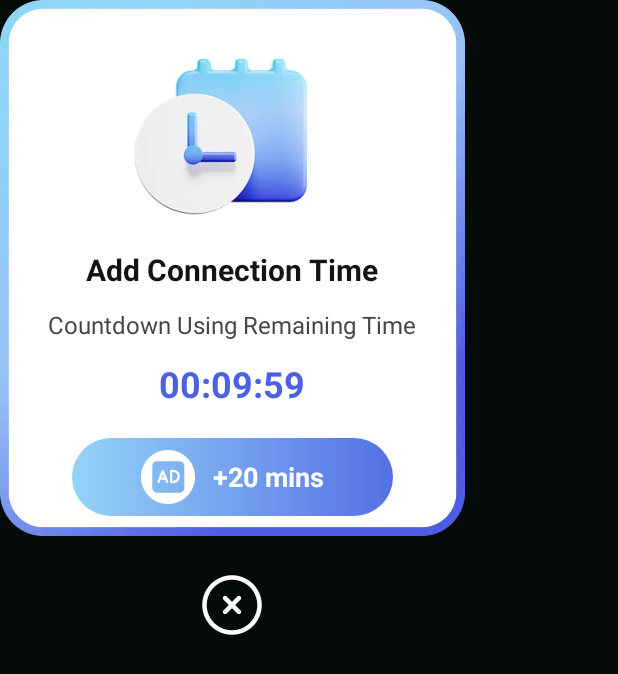
After one commit to ZLdeSpirit/StarKnight, an Android app: the layout sk_dialog_add_time.xml on its own in the app's theme, with its tools: preview values and no code run, on a phone screen of 412 x 824 dp. The commit adds this screen. Shown: the top 674 px of the screen. Run offline under Robolectric (Android 15) with nearby library versions, the phone set to English and light mode, and no system bars.

Commit message:
add time dialog

```diff
--- /dev/null
+++ b/app/src/main/java/com/s/k/starknight/dialog/AddTimeDialog.kt
@@ -0,0 +1,30 @@
+package com.s.k.starknight.dialog
+
+import android.app.Dialog
+import android.content.Context
+import android.os.Bundle
+import com.s.k.starknight.R
+import com.s.k.starknight.databinding.SkDialogAddTimeBinding
+
+class AddTimeDialog (context: Context) : Dialog(context, R.style.SK_DialogTheme) {
+
+    private lateinit var mBinding: SkDialogAddTimeBinding
+
+    override fun onCreate(savedInstanceState: Bundle?) {
+        super.onCreate(savedInstanceState)
+        setCancelable(false)
+        setCanceledOnTouchOutside(false)
+        mBinding = SkDialogAddTimeBinding.inflate(layoutInflater)
+        setContentView(mBinding.root)
+        onInitView()
+    }
+
+    private fun onInitView(){
+        mBinding.apply {
+            closeBtn.setOnClickListener {
+                dismiss()
+            }
+        }
+    }
+
+}
--- a/app/src/main/java/com/s/k/starknight/ui/MainActivity.kt
+++ b/app/src/main/java/com/s/k/starknight/ui/MainActivity.kt
@@ -7,6 +7,7 @@ import androidx.core.view.isVisible
 import com.blankj.utilcode.util.SpanUtils
 import com.s.k.starknight.R
 import com.s.k.starknight.databinding.SkActivityMainBinding
+import com.s.k.starknight.dialog.AddTimeDialog
 import com.s.k.starknight.tools.State
 
 class MainActivity : AppCompatActivity() {
@@ -38,6 +39,7 @@ class MainActivity : AppCompatActivity() {
         }
         mBinding.adTimeLl.setOnClickListener {
             // 激励广告
+                AddTimeDialog(this@MainActivity).show()
         }
     }
 
--- /dev/null
+++ b/app/src/main/res/drawable/sk_button_type_2.xml
@@ -0,0 +1,9 @@
+<?xml version="1.0" encoding="utf-8"?>
+<shape xmlns:android="http://schemas.android.com/apk/res/android"
+    android:shape="rectangle">
+    <corners android:radius="30dp" />
+    <gradient
+        android:angle="0"
+        android:startColor="#93D4F7"
+        android:endColor="#556FE6" />
+</shape>
--- /dev/null
+++ b/app/src/main/res/layout/sk_dialog_add_time.xml
@@ -0,0 +1,99 @@
+<?xml version="1.0" encoding="utf-8"?>
+<LinearLayout xmlns:android="http://schemas.android.com/apk/res/android"
+    xmlns:app="http://schemas.android.com/apk/res-auto"
+    xmlns:tools="http://schemas.android.com/tools"
+    android:layout_width="wrap_content"
+    android:layout_height="wrap_content"
+    android:orientation="vertical"
+    >
+
+    <LinearLayout
+        android:layout_width="310dp"
+        android:layout_height="357dp"
+        android:background="@drawable/sk_ic_add_time_bg"
+        android:orientation="vertical"
+        android:gravity="center_horizontal"
+        >
+
+        <ImageView
+            android:id="@+id/dialogCloseIv"
+            android:layout_width="134dp"
+            android:layout_height="134dp"
+            android:src="@drawable/sk_ic_add_time_tip"
+            android:layout_marginTop="16dp"/>
+
+        <TextView
+            android:layout_width="wrap_content"
+            android:layout_height="wrap_content"
+            android:layout_marginHorizontal="16dp"
+            android:layout_marginTop="16dp"
+            android:gravity="center"
+            android:textStyle="bold"
+            android:textSize="20sp"
+            android:textColor="#121413"
+            android:text="@string/sk_add_connection_time"/>
+
+        <TextView
+            android:layout_width="wrap_content"
+            android:layout_height="wrap_content"
+            android:layout_marginHorizontal="16dp"
+            android:layout_marginTop="12dp"
+            android:gravity="center"
+            android:textSize="16sp"
+            android:textColor="#434744"
+            android:text="@string/sk_add_connection_time_desc"/>
+
+        <TextView
+            android:id="@+id/remainTimeTv"
+            android:layout_width="wrap_content"
+            android:layout_height="wrap_content"
+            android:layout_marginHorizontal="16dp"
+            android:layout_marginTop="12dp"
+            android:gravity="center"
+            android:textSize="24sp"
+            android:textColor="#4C60E3"
+            android:textStyle="bold"
+            tools:text="00:09:59"/>
+
+        <LinearLayout
+            android:id="@+id/adBtn"
+            android:layout_width="match_parent"
+            android:layout_height="52dp"
+            android:gravity="center"
+            android:orientation="horizontal"
+            android:layout_marginHorizontal="48dp"
+            android:layout_marginTop="20dp"
+            android:background="@drawable/sk_button_type_2">
+
+            <ImageView
+                android:layout_width="36dp"
+                android:layout_height="36dp"
+                android:src="@drawable/sk_ic_ad_2"/>
+            <TextView
+                android:layout_width="wrap_content"
+                android:layout_height="wrap_content"
+                android:text="+20 mins"
+                android:textSize="18sp"
+                android:textColor="@color/white"
+                android:gravity="center"
+                android:textStyle="bold"
+                android:layout_marginStart="12dp"/>
+        </LinearLayout>
+
+    </LinearLayout>
+
+    <Space
+        android:layout_width="1px"
+        android:layout_height="24dp"/>
+
+    <ImageView
+        android:id="@+id/closeBtn"
+        android:layout_width="44dp"
+        android:layout_height="44dp"
+        android:src="@drawable/sk_ic_close_1"
+        android:layout_gravity="center_horizontal"
+        />
+
+
+
+</LinearLayout>
--- a/app/src/main/res/values/strings.xml
+++ b/app/src/main/res/values/strings.xml
@@ -25,6 +25,7 @@
     <string name="sk_link_successful">Link Successful</string>
     <string name="sk_link_failure">Link Failure</string>
     <string name="sk_successfully_disconnected">Successfully Disconnected</string>
-
+    <string name="sk_add_connection_time">Add Connection Time</string>
+    <string name="sk_add_connection_time_desc">Countdown Using Remaining Time</string>
 
 </resources>
--- a/app/src/main/res/values/themes.xml
+++ b/app/src/main/res/values/themes.xml
@@ -8,6 +8,17 @@
         <item name="android:navigationBarColor">@color/sk_page_color</item>
     </style>
 
+    <style name="SK_DialogTheme">
+        <item name="android:backgroundDimEnabled">true</item><!-- 模糊 -->
+        <item name="android:windowMinWidthMajor">50%</item>
+        <item name="android:windowFrame">@android:color/transparent</item><!-- 边框 -->
+        <item name="android:windowMinWidthMinor">50%</item>
+        <item name="android:windowNoTitle">true</item><!-- 无标题 -->
+        <item name="android:windowBackground">@android:color/transparent</item><!-- 自己想要的背景 -->
+        <item name="android:windowIsFloating">true</item><!-- 是否浮现在activity之上 -->
+        <item name="android:windowIsTranslucent">false</item><!-- 半透明 -->
+    </style>
+
     <style name="sk_round_12" parent="">
         <item name="cornerSize">12dp</item>
         <item name="cornerFamily">rounded</item>
```
Also changed, not shown: app/src/main/res/drawable/sk_ic_ad_2.webp (added), app/src/main/res/drawable/sk_ic_add_time_bg.webp (added), app/src/main/res/drawable/sk_ic_add_time_tip.webp (added), app/src/main/res/drawable/sk_ic_close_1.webp (added).
